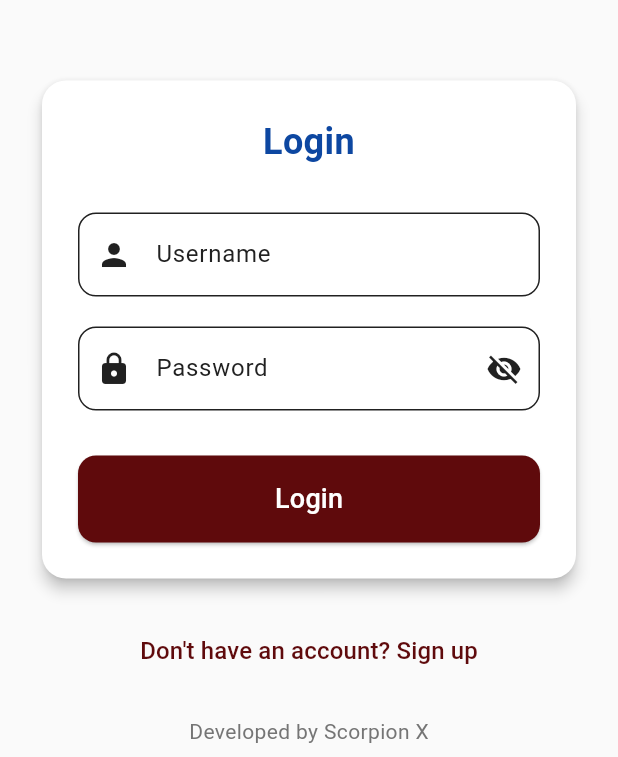
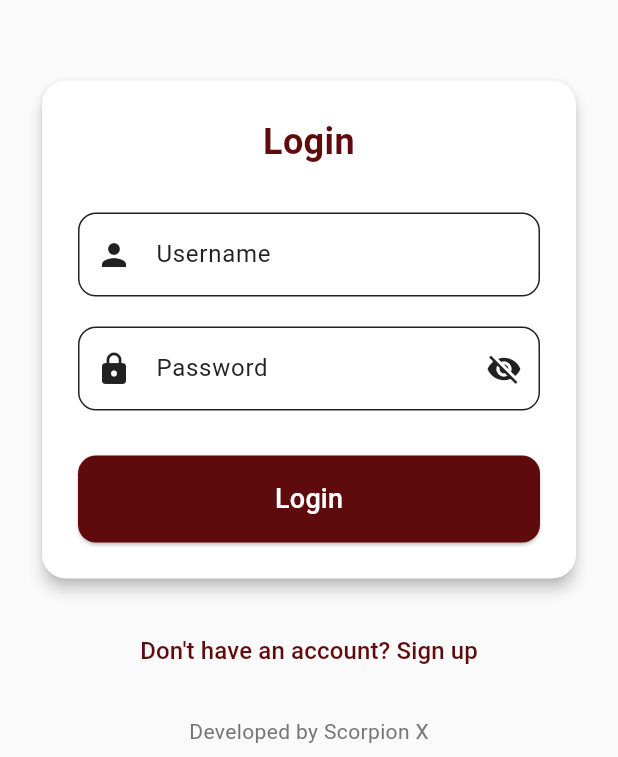
Before and after one commit to Thanu10ekoon/CoRe_Test, a Flutter app: the screen it shows after launch, on a phone screen of 412 x 824 dp, the part 479-1236 px from its top. Run offline on Flutter 3.47's test engine with Material 3 defaults, Android fonts, the phone set to English and light mode, and no system bars; our stand-ins replace image_picker, shared_preferences; network calls fail.

Commit message:
Color change of the login screen

```diff
--- a/complaint-management/mobile/lib/screens/login_screen.dart
+++ b/complaint-management/mobile/lib/screens/login_screen.dart
@@ -152,7 +152,7 @@ class _LoginScreenState extends State<LoginScreen> {
                             style: TextStyle(
                               fontSize: 24,
                               fontWeight: FontWeight.bold,
-                              color: Colors.blue[900],
+                              color: Theme.of(context).colorScheme.primary,
                             ),
                             textAlign: TextAlign.center,
                           ),
```
